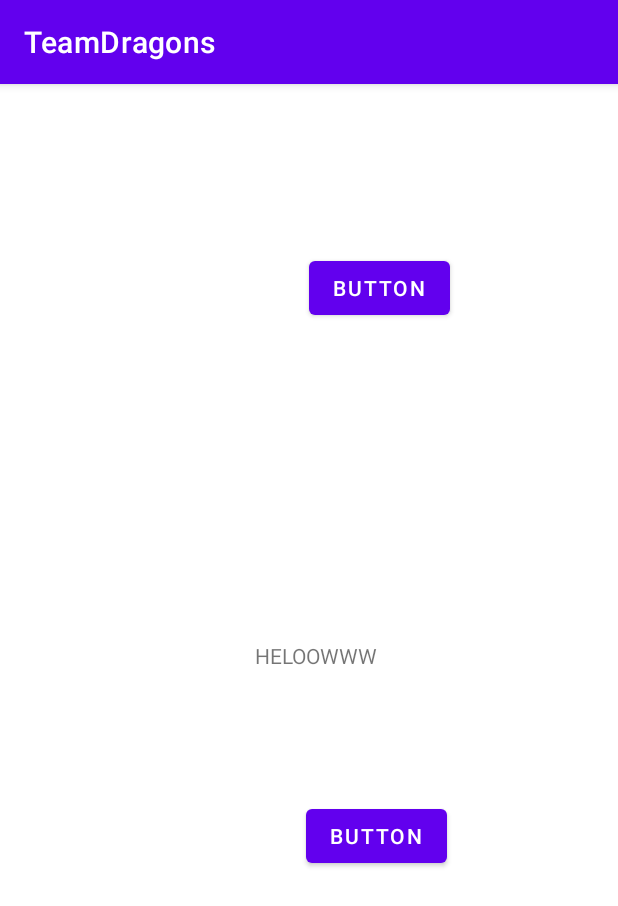
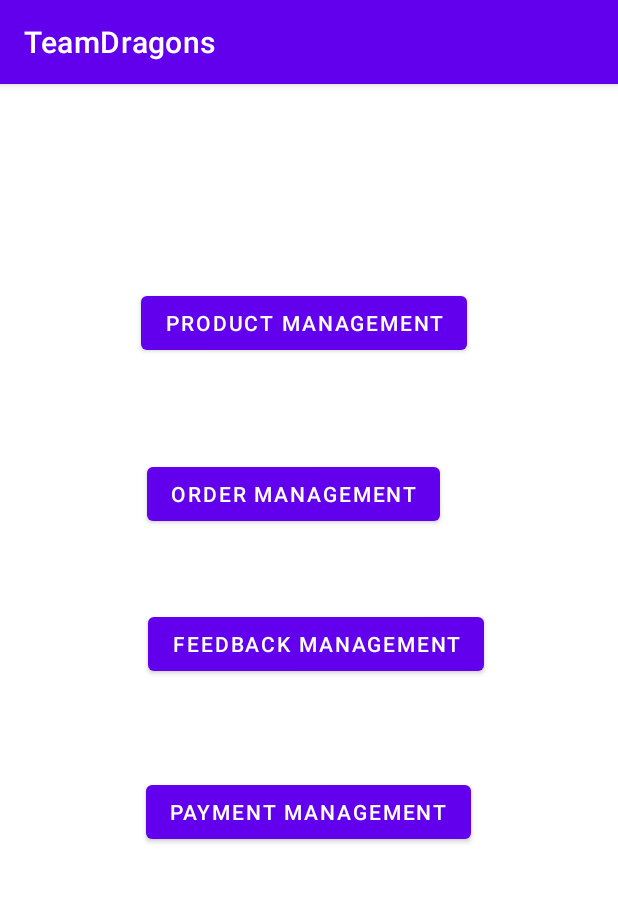
Before and after one commit to PasinduShavinda/TeamDragons, an Android app: the screen it shows after launch (MainActivity), on a phone screen of 412 x 824 dp. Shown: the top 906 px of the screen. Run offline under Robolectric (Android 15) with nearby library versions, the phone set to English and light mode, and no system bars.

Commit message:
order crud functions done with search function

```diff
--- a/app/src/main/java/mad/example/teamdragons/MainActivity.java
+++ b/app/src/main/java/mad/example/teamdragons/MainActivity.java
@@ -2,13 +2,37 @@ package mad.example.teamdragons;
 
 import androidx.appcompat.app.AppCompatActivity;
 
+import android.content.Intent;
 import android.os.Bundle;
+import android.view.View;
+import android.widget.Button;
 
 public class MainActivity extends AppCompatActivity {
+    private Button btnOrder;
 
     @Override
     protected void onCreate(Bundle savedInstanceState) {
         super.onCreate(savedInstanceState);
         setContentView(R.layout.activity_main);
+
+
+        btnOrder = (Button) findViewById(R.id.btn_orderHome);
+
+        btnOrder.setOnClickListener(new View.OnClickListener() {
+            @Override
+            public void onClick(View view) {
+                openSecond();
+            }
+        });
+    }
+
+    // navigation
+
+    public void openSecond(){
+
+        Intent intent = new Intent(this, orderActivityFirst.class);
+
+        startActivity(intent);
+
     }
 }
--- a/app/src/main/res/layout/activity_main.xml
+++ b/app/src/main/res/layout/activity_main.xml
@@ -6,43 +6,64 @@
     android:layout_height="match_parent"
     tools:context=".MainActivity">
 
-    <TextView
-        android:id="@+id/textView"
+    <Button
+        android:id="@+id/btn_orderHome"
         android:layout_width="wrap_content"
         android:layout_height="wrap_content"
-        android:layout_marginStart="181dp"
-        android:layout_marginTop="353dp"
-        android:layout_marginEnd="172dp"
-        android:layout_marginBottom="359dp"
-        android:text="HELOOWWW"
-        app:layout_constraintBottom_toBottomOf="parent"
+        android:layout_marginStart="148dp"
+        android:layout_marginTop="272dp"
+        android:layout_marginEnd="169dp"
+        android:layout_marginBottom="82dp"
+        android:text="@string/btn_orderHome"
+        app:layout_constraintBottom_toTopOf="@+id/btn_payment"
         app:layout_constraintEnd_toEndOf="parent"
+        app:layout_constraintHorizontal_bias="0.5"
         app:layout_constraintStart_toStartOf="parent"
         app:layout_constraintTop_toTopOf="parent" />
 
     <Button
-        android:id="@+id/button"
+        android:id="@+id/btn_payment"
         android:layout_width="wrap_content"
         android:layout_height="wrap_content"
-        android:layout_marginStart="203dp"
-        android:layout_marginTop="77dp"
-        android:layout_marginEnd="114dp"
-        android:layout_marginBottom="233dp"
-        android:text="Button"
+        android:layout_marginStart="148dp"
+        android:layout_marginTop="82dp"
+        android:layout_marginEnd="169dp"
+        android:layout_marginBottom="281dp"
+        android:text="@string/btn_payment"
         app:layout_constraintBottom_toBottomOf="parent"
         app:layout_constraintEnd_toEndOf="parent"
+        app:layout_constraintHorizontal_bias="0.416"
         app:layout_constraintStart_toStartOf="parent"
-        app:layout_constraintTop_toBottomOf="@+id/textView" />
+        app:layout_constraintTop_toBottomOf="@+id/btn_orderHome" />
 
     <Button
-        android:id="@+id/button2"
+        android:id="@+id/btn_product"
         android:layout_width="wrap_content"
         android:layout_height="wrap_content"
-        android:layout_marginStart="205dp"
-        android:layout_marginTop="112dp"
-        android:layout_marginEnd="112dp"
-        android:text="Button"
+        android:layout_marginStart="155dp"
+        android:layout_marginTop="126dp"
+        android:layout_marginEnd="162dp"
+        android:layout_marginBottom="57dp"
+        android:text="@string/btn_product"
+        app:layout_constraintBottom_toTopOf="@+id/btn_orderHome"
         app:layout_constraintEnd_toEndOf="parent"
+        app:layout_constraintHorizontal_bias="0.5"
         app:layout_constraintStart_toStartOf="parent"
         app:layout_constraintTop_toTopOf="parent" />
+
+    <Button
+        android:id="@+id/btn_feedback"
+        android:layout_width="wrap_content"
+        android:layout_height="wrap_content"
+        android:layout_marginStart="143dp"
+        android:layout_marginTop="52dp"
+        android:layout_marginEnd="174dp"
+        android:layout_marginBottom="64dp"
+        android:text="@string/btn_feedback"
+        app:layout_constraintBottom_toTopOf="@+id/btn_payment"
+        app:layout_constraintEnd_toEndOf="parent"
+        app:layout_constraintHorizontal_bias="0.348"
+        app:layout_constraintStart_toStartOf="parent"
+        app:layout_constraintTop_toBottomOf="@+id/btn_orderHome"
+        app:layout_constraintVertical_bias="0.0" />
 </androidx.constraintlayout.widget.ConstraintLayout>
```
Also changed, not shown: app/src/main/AndroidManifest.xml (+9 -0 lines), app/src/main/java/mad/example/teamdragons/orderActivityFirst.java (added, +107 -0 lines), app/src/main/java/mad/example/teamdragons/orderList.java (added, +53 -0 lines), app/src/main/res/layout/activity_order_first.xml (added, +254 -0 lines), app/src/main/res/layout/activity_order_list.xml (added, +36 -0 lines), app/src/main/res/values/strings.xml (+37 -0 lines).
